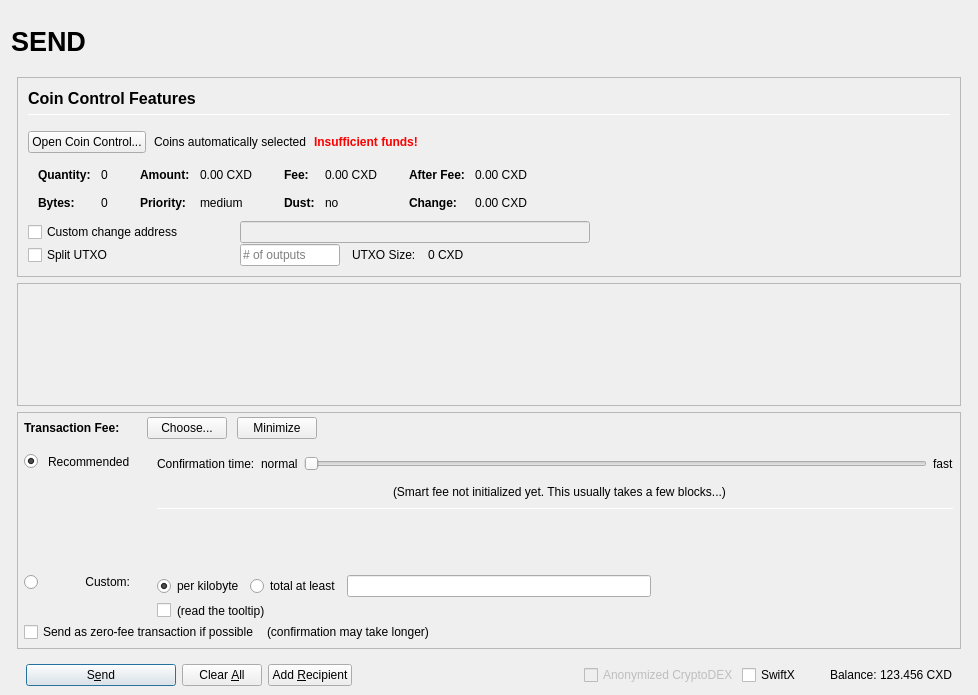
This is src/qt/forms/sendcoinsdialog.ui in 22388o/CryptoDEX as Qt 5 draws it before an edit. The edited form follows.
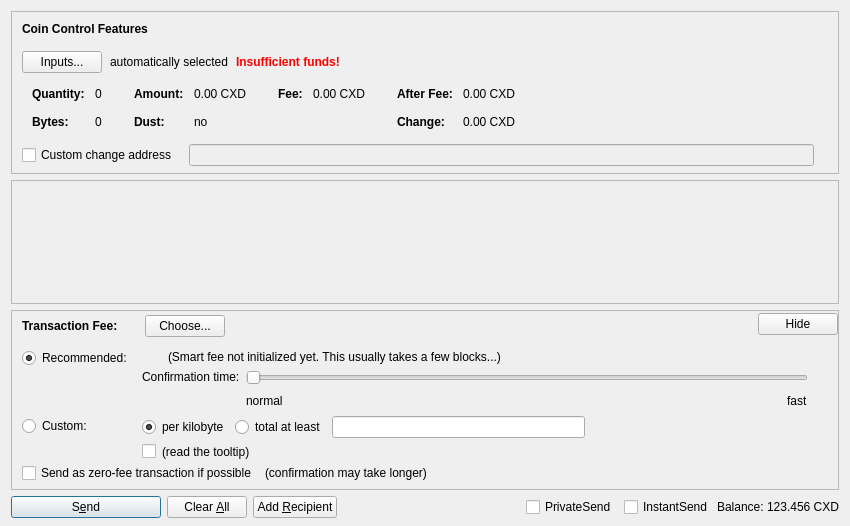
This is the edited form. Icons and pictures are not drawn. Custom widgets are drawn as their Qt base class.

Diff of the .ui file:
```diff
--- a/src/qt/forms/sendcoinsdialog.ui
+++ b/src/qt/forms/sendcoinsdialog.ui
@@ -2,155 +2,20 @@
 <ui version="4.0">
  <class>SendCoinsDialog</class>
  <widget class="QDialog" name="SendCoinsDialog">
-  <property name="enabled">
-   <bool>true</bool>
-  </property>
   <property name="geometry">
    <rect>
     <x>0</x>
     <y>0</y>
-    <width>978</width>
-    <height>695</height>
+    <width>850</width>
+    <height>526</height>
    </rect>
   </property>
   <property name="windowTitle">
    <string>Send Coins</string>
   </property>
-  <layout class="QVBoxLayout" name="verticalLayout" stretch="0">
+  <layout class="QVBoxLayout" name="verticalLayout" stretch="0,1,0,0">
    <property name="bottomMargin">
-    <number>9</number>
-   </property>
-   <item>
-    <layout class="QVBoxLayout" name="verticalLayout_Master" stretch="0,1">
-     <property name="spacing">
-      <number>0</number>
-     </property>
-     <property name="leftMargin">
-      <number>0</number>
-     </property>
-     <property name="topMargin">
-      <number>0</number>
-     </property>
-     <property name="rightMargin">
-      <number>0</number>
-     </property>
-     <property name="bottomMargin">
-      <number>0</number>
-     </property>
-     <item>
-      <widget class="QFrame" name="frame_Header">
-       <layout class="QVBoxLayout" name="verticalLayout_Header" stretch="0">
-        <property name="leftMargin">
-         <number>0</number>
-        </property>
-        <property name="topMargin">
-         <number>0</number>
-        </property>
-        <property name="rightMargin">
-         <number>0</number>
-        </property>
-        <property name="bottomMargin">
-         <number>0</number>
-        </property>
-        <item>
-         <layout class="QHBoxLayout" name="horizontalLayout_Header" stretch="1,0,1">
-          <property name="spacing">
-           <number>6</number>
-          </property>
-          <item>
-           <widget class="QLabel" name="labelOverviewHeaderLeft">
-            <property name="minimumSize">
-             <size>
-              <width>464</width>
-              <height>60</height>
-             </size>
-            </property>
-            <property name="maximumSize">
-             <size>
-              <width>16777215</width>
-              <height>60</height>
-             </size>
-            </property>
-            <property name="font">
-             <font>
-              <pointsize>20</pointsize>
-              <weight>75</weight>
-              <bold>true</bold>
-             </font>
-            </property>
-            <property name="text">
-             <string>SEND</string>
-            </property>
-            <property name="alignment">
-             <set>Qt::AlignLeading|Qt::AlignLeft|Qt::AlignVCenter</set>
-            </property>
-           </widget>
-          </item>
-          <item>
-           <spacer name="horizontalSpacer_Header">
-            <property name="orientation">
-             <enum>Qt::Horizontal</enum>
-            </property>
-            <property name="sizeHint" stdset="0">
-             <size>
-              <width>40</width>
-              <height>20</height>
-             </size>
-            </property>
-           </spacer>
-          </item>
-          <item>
-           <widget class="QLabel" name="labelOverviewHeaderRight">
-            <property name="minimumSize">
-             <size>
-              <width>464</width>
-              <height>60</height>
-             </size>
-            </property>
-            <property name="maximumSize">
-             <size>
-              <width>16777215</width>
-              <height>60</height>
-             </size>
-            </property>
-            <property name="font">
-             <font>
-              <pointsize>14</pointsize>
-             </font>
-            </property>
-            <property name="text">
-             <string/>
-            </property>
-            <property name="alignment">
-             <set>Qt::AlignRight|Qt::AlignTrailing|Qt::AlignVCenter</set>
-            </property>
-           </widget>
-          </item>
-         </layout>
-        </item>
-       </layout>
-      </widget>
-     </item>
-     <item>
-      <widget class="QFrame" name="frame_BG">
-       <property name="minimumSize">
-        <size>
-         <width>0</width>
-         <height>0</height>
-        </size>
-       </property>
-       <layout class="QVBoxLayout" name="layout_BG" stretch="0,0,0,0">
-        <property name="leftMargin">
-         <number>6</number>
-        </property>
-        <property name="topMargin">
-         <number>6</number>
-        </property>
-        <property name="rightMargin">
-         <number>6</number>
-        </property>
-        <property name="bottomMargin">
-         <number>0</number>
+    <number>8</number>
         </property>
         <item>
          <widget class="QFrame" name="frameCoinControl">
@@ -186,13 +51,12 @@
             <number>0</number>
            </property>
            <property name="bottomMargin">
-            <number>0</number>
+       <number>6</number>
            </property>
            <item>
-            <widget class="QFrame" name="frameCoinControl_BG">
-             <layout class="QVBoxLayout" name="verticalLayoutCoinControl" stretch="0,0,0,0,0,0">
+       <layout class="QVBoxLayout" name="verticalLayoutCoinControl" stretch="0,0,0,0,1">
               <property name="spacing">
-               <number>1</number>
+         <number>0</number>
               </property>
               <property name="leftMargin">
                <number>10</number>
@@ -206,11 +70,6 @@
                  <number>15</number>
                 </property>
                 <item>
-                 <layout class="QVBoxLayout" name="verticalLayout_3">
-                  <property name="spacing">
-                   <number>6</number>
-                  </property>
-                  <item>
                    <widget class="QLabel" name="labelCoinControlFeatures">
                     <property name="sizePolicy">
                      <sizepolicy hsizetype="Preferred" vsizetype="Maximum">
@@ -218,15 +77,8 @@
                       <verstretch>0</verstretch>
                      </sizepolicy>
                     </property>
-                    <property name="minimumSize">
-                     <size>
-                      <width>0</width>
-                      <height>20</height>
-                     </size>
-                    </property>
                     <property name="font">
                      <font>
-                      <pointsize>12</pointsize>
                       <weight>75</weight>
                       <bold>true</bold>
                      </font>
@@ -239,27 +91,6 @@
                     </property>
                    </widget>
                   </item>
-                  <item>
-                   <widget class="Line" name="line">
-                    <property name="minimumSize">
-                     <size>
-                      <width>0</width>
-                      <height>1</height>
-                     </size>
-                    </property>
-                    <property name="maximumSize">
-                     <size>
-                      <width>16777215</width>
-                      <height>1</height>
-                     </size>
-                    </property>
-                    <property name="orientation">
-                     <enum>Qt::Horizontal</enum>
-                    </property>
-                   </widget>
-                  </item>
-                 </layout>
-                </item>
                </layout>
               </item>
               <item>
@@ -276,7 +107,7 @@
                    <string notr="true"/>
                   </property>
                   <property name="text">
-                   <string>Open Coin Control...</string>
+             <string>Inputs...</string>
                   </property>
                   <property name="autoDefault">
                    <bool>false</bool>
@@ -286,7 +117,7 @@
                 <item>
                  <widget class="QLabel" name="labelCoinControlAutomaticallySelected">
                   <property name="text">
-                   <string>Coins automatically selected</string>
+             <string>automatically selected</string>
                   </property>
                   <property name="margin">
                    <number>5</number>
@@ -501,7 +332,7 @@
                       </widget>
                      </item>
                      <item row="1" column="0">
-                      <widget class="QLabel" name="labelCoinControlPriorityText">
+                <widget class="QLabel" name="labelCoinControlLowOutputText">
                        <property name="font">
                         <font>
                          <weight>75</weight>
@@ -509,12 +340,12 @@
                         </font>
                        </property>
                        <property name="text">
-                        <string>Priority:</string>
+                  <string>Dust:</string>
                        </property>
                       </widget>
                      </item>
                      <item row="1" column="1">
-                      <widget class="QLabel" name="labelCoinControlPriority">
+                <widget class="QLabel" name="labelCoinControlLowOutput">
                        <property name="cursor">
                         <cursorShape>IBeamCursor</cursorShape>
                        </property>
@@ -522,7 +353,7 @@
                         <enum>Qt::ActionsContextMenu</enum>
                        </property>
                        <property name="text">
-                        <string>medium</string>
+                  <string notr="true">no</string>
                        </property>
                        <property name="textInteractionFlags">
                         <set>Qt::LinksAccessibleByMouse|Qt::TextSelectableByKeyboard|Qt::TextSelectableByMouse</set>
@@ -580,35 +411,6 @@
                        </property>
                       </widget>
                      </item>
-                     <item row="1" column="0">
-                      <widget class="QLabel" name="labelCoinControlLowOutputText">
-                       <property name="font">
-                        <font>
-                         <weight>75</weight>
-                         <bold>true</bold>
-                        </font>
-                       </property>
-                       <property name="text">
-                        <string>Dust:</string>
-                       </property>
-                      </widget>
-                     </item>
-                     <item row="1" column="1">
-                      <widget class="QLabel" name="labelCoinControlLowOutput">
-                       <property name="cursor">
-                        <cursorShape>IBeamCursor</cursorShape>
-                       </property>
-                       <property name="contextMenuPolicy">
-                        <enum>Qt::ActionsContextMenu</enum>
-                       </property>
-                       <property name="text">
-                        <string>no</string>
-                       </property>
-                       <property name="textInteractionFlags">
-                        <set>Qt::LinksAccessibleByMouse|Qt::TextSelectableByKeyboard|Qt::TextSelectableByMouse</set>
-                       </property>
-                      </widget>
-                     </item>
                     </layout>
                    </item>
                    <item>
@@ -697,7 +499,7 @@
                </widget>
               </item>
               <item>
-               <layout class="QHBoxLayout" name="horizontalLayoutCoinControl4">
+         <layout class="QHBoxLayout" name="horizontalLayoutCoinControl4" stretch="0,0,0">
                 <property name="spacing">
                  <number>12</number>
                 </property>
@@ -705,31 +507,13 @@
                  <enum>QLayout::SetDefaultConstraint</enum>
                 </property>
                 <property name="topMargin">
-                 <number>0</number>
+           <number>5</number>
                 </property>
                 <property name="rightMargin">
-                 <number>0</number>
+           <number>5</number>
                 </property>
                 <item>
                  <widget class="QCheckBox" name="checkBoxCoinControlChange">
-                  <property name="sizePolicy">
-                   <sizepolicy hsizetype="Preferred" vsizetype="Preferred">
-                    <horstretch>0</horstretch>
-                    <verstretch>0</verstretch>
-                   </sizepolicy>
-                  </property>
-                  <property name="minimumSize">
-                   <size>
-                    <width>200</width>
-                    <height>0</height>
-                   </size>
-                  </property>
-                  <property name="maximumSize">
-                   <size>
-                    <width>200</width>
-                    <height>16777215</height>
-                   </size>
-                  </property>
                   <property name="toolTip">
                    <string>If this is activated, but the change address is empty or invalid, change will be sent to a newly generated address.</string>
                   </property>
@@ -744,30 +528,24 @@
                    <bool>false</bool>
                   </property>
                   <property name="sizePolicy">
-                   <sizepolicy hsizetype="Preferred" vsizetype="Preferred">
+             <sizepolicy hsizetype="Expanding" vsizetype="Fixed">
                     <horstretch>0</horstretch>
                     <verstretch>0</verstretch>
                    </sizepolicy>
                   </property>
-                  <property name="minimumSize">
-                   <size>
-                    <width>300</width>
-                    <height>0</height>
-                   </size>
-                  </property>
                  </widget>
                 </item>
                 <item>
                  <widget class="QLabel" name="labelCoinControlChangeLabel">
                   <property name="sizePolicy">
-                   <sizepolicy hsizetype="Preferred" vsizetype="Preferred">
+             <sizepolicy hsizetype="Preferred" vsizetype="Expanding">
                     <horstretch>0</horstretch>
                     <verstretch>0</verstretch>
                    </sizepolicy>
                   </property>
                   <property name="minimumSize">
                    <size>
-                    <width>100</width>
+              <width>0</width>
                     <height>0</height>
                    </size>
                   </property>
@@ -781,93 +559,6 @@
                 </item>
                </layout>
               </item>
-              <item>
-               <layout class="QHBoxLayout" name="horizontalLayoutCoinControl6">
-                <property name="spacing">
-                 <number>12</number>
-                </property>
-                <property name="rightMargin">
-                 <number>0</number>
-                </property>
-                <item>
-                 <widget class="QCheckBox" name="splitBlockCheckBox">
-                  <property name="sizePolicy">
-                   <sizepolicy hsizetype="Preferred" vsizetype="Preferred">
-                    <horstretch>0</horstretch>
-                    <verstretch>0</verstretch>
-                   </sizepolicy>
-                  </property>
-                  <property name="minimumSize">
-                   <size>
-                    <width>200</width>
-                    <height>0</height>
-                   </size>
-                  </property>
-                  <property name="maximumSize">
-                   <size>
-                    <width>200</width>
-                    <height>16777215</height>
-                   </size>
-                  </property>
-                  <property name="text">
-                   <string>Split UTXO</string>
-                  </property>
-                 </widget>
-                </item>
-                <item>
-                 <widget class="QLineEdit" name="splitBlockLineEdit">
-                  <property name="sizePolicy">
-                   <sizepolicy hsizetype="Preferred" vsizetype="Preferred">
-                    <horstretch>50</horstretch>
-                    <verstretch>0</verstretch>
-                   </sizepolicy>
-                  </property>
-                  <property name="minimumSize">
-                   <size>
-                    <width>100</width>
-                    <height>0</height>
-                   </size>
-                  </property>
-                  <property name="maximumSize">
-                   <size>
-                    <width>100</width>
-                    <height>16777215</height>
-                   </size>
-                  </property>
-                  <property name="placeholderText">
-                   <string># of outputs</string>
-                  </property>
-                 </widget>
-                </item>
-                <item>
-                 <widget class="QLabel" name="labelBlockSizeText">
-                  <property name="text">
-                   <string>UTXO Size:</string>
-                  </property>
-                 </widget>
-                </item>
-                <item>
-                 <widget class="QLabel" name="labelBlockSize">
-                  <property name="text">
-                   <string>0 CXD</string>
-                  </property>
-                 </widget>
-                </item>
-                <item>
-                 <spacer name="horizontalSpacer_7">
-                  <property name="orientation">
-                   <enum>Qt::Horizontal</enum>
-                  </property>
-                  <property name="sizeHint" stdset="0">
-                   <size>
-                    <width>40</width>
-                    <height>20</height>
-                   </size>
-                  </property>
-                 </spacer>
-                </item>
-               </layout>
-              </item>
               <item>
                <spacer name="verticalSpacerCoinControl">
                 <property name="orientation">
@@ -882,7 +573,6 @@
                </spacer>
               </item>
              </layout>
-            </widget>
            </item>
           </layout>
          </widget>
@@ -897,8 +587,8 @@
             <rect>
              <x>0</x>
              <y>0</y>
-             <width>944</width>
-             <height>68</height>
+        <width>830</width>
+        <height>69</height>
             </rect>
            </property>
            <layout class="QVBoxLayout" name="verticalLayout_2" stretch="0,1">
@@ -980,14 +670,11 @@
               <number>0</number>
              </property>
              <property name="leftMargin">
-              <number>6</number>
+         <number>10</number>
              </property>
              <property name="topMargin">
               <number>0</number>
              </property>
-             <property name="rightMargin">
-              <number>6</number>
-             </property>
              <item>
               <layout class="QHBoxLayout" name="horizontalLayoutFee1">
                <property name="bottomMargin">
@@ -1055,16 +742,6 @@
                      </property>
                     </widget>
                    </item>
-                   <item>
-                    <widget class="QPushButton" name="buttonMinimizeFee">
-                     <property name="toolTip">
-                      <string>collapse fee-settings</string>
-                     </property>
-                     <property name="text">
-                      <string>Minimize</string>
-                     </property>
-                    </widget>
-                   </item>
                   </layout>
                  </item>
                  <item>
@@ -1095,6 +772,16 @@
                  </property>
                 </spacer>
                </item>
+          <item>
+           <widget class="QPushButton" name="buttonMinimizeFee">
+            <property name="toolTip">
+             <string>collapse fee-settings</string>
+            </property>
+            <property name="text">
+             <string>Hide</string>
+            </property>
+           </widget>
+          </item>
               </layout>
              </item>
              <item>
@@ -1129,61 +816,7 @@
                   <property name="verticalSpacing">
                    <number>4</number>
                   </property>
-                  <item row="2" column="0">
-                   <layout class="QVBoxLayout" name="verticalLayoutFee4" stretch="0">
-                    <item>
-                     <spacer name="verticalSpacer_2">
-                      <property name="orientation">
-                       <enum>Qt::Vertical</enum>
-                      </property>
-                      <property name="sizeHint" stdset="0">
-                       <size>
-                        <width>1</width>
-                        <height>1</height>
-                       </size>
-                      </property>
-                     </spacer>
-                    </item>
-                   </layout>
-                  </item>
-                  <item row="3" column="0">
-                   <layout class="QVBoxLayout" name="verticalLayoutFee9" stretch="0,1">
-                    <item>
-                     <widget class="QRadioButton" name="radioCustomFee">
-                      <property name="text">
-                       <string/>
-                      </property>
-                      <attribute name="buttonGroup">
-                       <string notr="true">groupFee</string>
-                      </attribute>
-                     </widget>
-                    </item>
-                    <item>
-                     <spacer name="verticalSpacer_6">
-                      <property name="orientation">
-                       <enum>Qt::Vertical</enum>
-                      </property>
-                      <property name="sizeHint" stdset="0">
-                       <size>
-                        <width>1</width>
-                        <height>1</height>
-                       </size>
-                      </property>
-                     </spacer>
-                    </item>
-                   </layout>
-                  </item>
-                  <item row="3" column="1">
-                   <widget class="QLabel" name="labelCustomFee">
-                    <property name="text">
-                     <string>Custom:</string>
-                    </property>
-                    <property name="alignment">
-                     <set>Qt::AlignRight|Qt::AlignTop|Qt::AlignTrailing</set>
-                    </property>
-                   </widget>
-                  </item>
-                  <item row="3" column="4">
+             <item row="1" column="1">
                    <layout class="QVBoxLayout" name="verticalLayoutFee8">
                     <property name="spacing">
                      <number>6</number>
@@ -1282,27 +915,120 @@
                     </item>
                    </layout>
                   </item>
-                  <item row="1" column="1">
-                   <widget class="QLabel" name="labelSmartFee_2">
+             <item row="0" column="0">
+              <layout class="QVBoxLayout" name="verticalLayoutFee4" stretch="0,1">
+               <item>
+                <widget class="QRadioButton" name="radioSmartFee">
                     <property name="text">
-                     <string>Recommended</string>
-                    </property>
-                   </widget>
-                  </item>
-                  <item row="0" column="4" rowspan="3">
-                   <layout class="QVBoxLayout" name="verticalLayoutFee3" stretch="0,0,0,0,1,0">
+                  <string>Recommended:</string>
+                 </property>
+                 <property name="checked">
+                  <bool>true</bool>
+                 </property>
+                 <attribute name="buttonGroup">
+                  <string notr="true">groupFee</string>
+                 </attribute>
+                </widget>
+               </item>
+               <item>
+                <spacer name="verticalSpacer_2">
+                 <property name="orientation">
+                  <enum>Qt::Vertical</enum>
+                 </property>
+                 <property name="sizeHint" stdset="0">
+                  <size>
+                   <width>1</width>
+                   <height>1</height>
+                  </size>
+                 </property>
+                </spacer>
+               </item>
+              </layout>
+             </item>
+             <item row="1" column="0">
+              <layout class="QVBoxLayout" name="verticalLayoutFee9" stretch="0,1">
+               <item>
+                <widget class="QRadioButton" name="radioCustomFee">
+                 <property name="text">
+                  <string>Custom:</string>
+                 </property>
+                 <attribute name="buttonGroup">
+                  <string notr="true">groupFee</string>
+                 </attribute>
+                </widget>
+               </item>
+               <item>
+                <spacer name="verticalSpacer_6">
+                 <property name="orientation">
+                  <enum>Qt::Vertical</enum>
+                 </property>
+                 <property name="sizeHint" stdset="0">
+                  <size>
+                   <width>1</width>
+                   <height>1</height>
+                  </size>
+                 </property>
+                </spacer>
+               </item>
+              </layout>
+             </item>
+             <item row="0" column="1">
+              <layout class="QVBoxLayout" name="verticalLayoutFee3" stretch="0,0,1">
                     <property name="spacing">
                      <number>6</number>
                     </property>
                     <property name="topMargin">
                      <number>2</number>
                     </property>
-                    <property name="bottomMargin">
-                     <number>20</number>
-                    </property>
+               <item>
+                <layout class="QHBoxLayout" name="horizontalLayoutFee12">
+                 <item>
+                  <widget class="QLabel" name="labelSmartFee">
+                   <property name="text">
+                    <string/>
+                   </property>
+                   <property name="margin">
+                    <number>2</number>
+                   </property>
+                  </widget>
+                 </item>
+                 <item>
+                  <widget class="QLabel" name="labelFeeEstimation">
+                   <property name="text">
+                    <string/>
+                   </property>
+                  </widget>
+                 </item>
+                 <item>
+                  <widget class="QLabel" name="labelSmartFee2">
+                   <property name="text">
+                    <string>(Smart fee not initialized yet. This usually takes a few blocks...)</string>
+                   </property>
+                   <property name="margin">
+                    <number>2</number>
+                   </property>
+                  </widget>
+                 </item>
+                 <item>
+                  <spacer name="horizontalSpacer_5">
+                   <property name="orientation">
+                    <enum>Qt::Horizontal</enum>
+                   </property>
+                   <property name="sizeHint" stdset="0">
+                    <size>
+                     <width>1</width>
+                     <height>1</height>
+                    </size>
+                   </property>
+                  </spacer>
+                 </item>
+                </layout>
+               </item>
                     <item>
                      <layout class="QHBoxLayout" name="horizontalLayoutFee9">
                       <item>
+                  <layout class="QVBoxLayout" name="verticalLayoutFee6">
+                   <item>
                        <widget class="QLabel" name="labelSmartFee3">
                         <property name="text">
                          <string>Confirmation time:</string>
@@ -1313,23 +1039,27 @@
                        </widget>
                       </item>
                       <item>
-                       <widget class="QLabel" name="labelSmartFeeNormal">
-                        <property name="text">
-                         <string>normal</string>
-                        </property>
-                        <property name="margin">
-                         <number>2</number>
-                        </property>
-                       </widget>
-                      </item>
+                    <spacer name="verticalSpacer_3">
+                     <property name="orientation">
+                      <enum>Qt::Vertical</enum>
+                     </property>
+                     <property name="sizeHint" stdset="0">
+                      <size>
+                       <width>1</width>
+                       <height>1</height>
+                      </size>
+                     </property>
+                    </spacer>
+                   </item>
+                  </layout>
+                 </item>
+                 <item>
+                  <layout class="QVBoxLayout" name="verticalLayoutFee5">
+                   <property name="rightMargin">
+                    <number>30</number>
+                   </property>
                       <item>
                        <widget class="QSlider" name="sliderSmartFee">
-                        <property name="minimumSize">
-                         <size>
-                          <width>0</width>
-                          <height>24</height>
-                         </size>
-                        </property>
                         <property name="minimum">
                          <number>0</number>
                         </property>
@@ -1357,6 +1087,28 @@
                        </widget>
                       </item>
                       <item>
+                    <layout class="QHBoxLayout" name="horizontalLayoutFee10">
+                     <item>
+                      <widget class="QLabel" name="labelSmartFeeNormal">
+                       <property name="text">
+                        <string>normal</string>
+                       </property>
+                      </widget>
+                     </item>
+                     <item>
+                      <spacer name="horizontalSpacer_3">
+                       <property name="orientation">
+                        <enum>Qt::Horizontal</enum>
+                       </property>
+                       <property name="sizeHint" stdset="0">
+                        <size>
+                         <width>40</width>
+                         <height>20</height>
+                        </size>
+                       </property>
+                      </spacer>
+                     </item>
+                     <item>
                        <widget class="QLabel" name="labelSmartFeeFast">
                         <property name="text">
                          <string>fast</string>
@@ -1365,101 +1117,7 @@
                       </item>
                      </layout>
                     </item>
-                    <item>
-                     <layout class="QHBoxLayout" name="horizontalLayout_recommended_texts">
-                      <property name="spacing">
-                       <number>0</number>
-                      </property>
-                      <item>
-                       <spacer name="horizontalSpacer_8">
-                        <property name="orientation">
-                         <enum>Qt::Horizontal</enum>
-                        </property>
-                        <property name="sizeHint" stdset="0">
-                         <size>
-                          <width>40</width>
-                          <height>20</height>
-                         </size>
-                        </property>
-                       </spacer>
-                      </item>
-                      <item>
-                       <widget class="QLabel" name="labelFeeEstimation">
-                        <property name="text">
-                         <string/>
-                        </property>
-                        <property name="margin">
-                         <number>2</number>
-                        </property>
-                       </widget>
-                      </item>
-                      <item>
-                       <widget class="QLabel" name="labelSmartFee2">
-                        <property name="text">
-                         <string>(Smart fee not initialized yet. This usually takes a few blocks...)</string>
-                        </property>
-                        <property name="alignment">
-                         <set>Qt::AlignLeading|Qt::AlignLeft|Qt::AlignVCenter</set>
-                        </property>
-                        <property name="wordWrap">
-                         <bool>false</bool>
-                        </property>
-                        <property name="margin">
-                         <number>2</number>
-                        </property>
-                        <property name="indent">
-                         <number>-1</number>
-                        </property>
-                       </widget>
-                      </item>
-                      <item>
-                       <spacer name="horizontalSpacer_3">
-                        <property name="orientation">
-                         <enum>Qt::Horizontal</enum>
-                        </property>
-                        <property name="sizeHint" stdset="0">
-                         <size>
-                          <width>40</width>
-                          <height>20</height>
-                         </size>
-                        </property>
-                       </spacer>
-                      </item>
-                     </layout>
-                    </item>
-                    <item>
-                     <widget class="Line" name="line_2">
-                      <property name="minimumSize">
-                       <size>
-                        <width>0</width>
-                        <height>1</height>
-                       </size>
-                      </property>
-                      <property name="maximumSize">
-                       <size>
-                        <width>16777215</width>
-                        <height>1</height>
-                       </size>
-                      </property>
-                      <property name="orientation">
-                       <enum>Qt::Horizontal</enum>
-                      </property>
-                     </widget>
-                    </item>
-                    <item>
-                     <layout class="QHBoxLayout" name="horizontalLayoutFee12">
-                      <item>
-                       <spacer name="horizontalSpacer_5">
-                        <property name="orientation">
-                         <enum>Qt::Horizontal</enum>
-                        </property>
-                        <property name="sizeHint" stdset="0">
-                         <size>
-                          <width>1</width>
-                          <height>1</height>
-                         </size>
-                        </property>
-                       </spacer>
+                  </layout>
                       </item>
                      </layout>
                     </item>
@@ -1476,44 +1134,8 @@
                       </property>
                      </spacer>
                     </item>
-                    <item>
-                     <spacer name="verticalSpacer_3">
-                      <property name="orientation">
-                       <enum>Qt::Vertical</enum>
-                      </property>
-                      <property name="sizeHint" stdset="0">
-                       <size>
-                        <width>20</width>
-                        <height>40</height>
-                       </size>
-                      </property>
-                     </spacer>
-                    </item>
-                   </layout>
-                  </item>
-                  <item row="1" column="2">
-                   <widget class="QLabel" name="labelSmartFee">
-                    <property name="text">
-                     <string/>
-                    </property>
-                    <property name="margin">
-                     <number>2</number>
-                    </property>
-                   </widget>
-                  </item>
-                  <item row="1" column="0">
-                   <widget class="QRadioButton" name="radioSmartFee">
-                    <property name="text">
-                     <string/>
-                    </property>
-                    <property name="checked">
-                     <bool>true</bool>
-                    </property>
-                    <attribute name="buttonGroup">
-                     <string notr="true">groupFee</string>
-                    </attribute>
-                   </widget>
-                  </item>
+              </layout>
+             </item>
                  </layout>
                 </item>
                 <item>
@@ -1591,11 +1213,7 @@
          </widget>
         </item>
         <item>
-         <widget class="QFrame" name="frame_Send">
           <layout class="QHBoxLayout" name="horizontalLayout">
-           <property name="bottomMargin">
-            <number>0</number>
-           </property>
            <item>
             <widget class="QPushButton" name="sendButton">
              <property name="minimumSize">
@@ -1681,12 +1299,18 @@
               <number>3</number>
              </property>
              <item>
-              <widget class="QCheckBox" name="checkzCXD">
-               <property name="enabled">
-                <bool>false</bool>
+        <widget class="QCheckBox" name="checkUsePrivateSend">
+         <property name="minimumSize">
+          <size>
+           <width>95</width>
+           <height>0</height>
+          </size>
                </property>
                <property name="text">
-                <string>Anonymized CryptoDEX</string>
+          <string>PrivateSend</string>
+         </property>
+         <property name="checked">
+          <bool>false</bool>
                </property>
               </widget>
              </item>
@@ -1702,7 +1326,7 @@
                 </size>
                </property>
                <property name="text">
-                <string>SwiftX</string>
+          <string>InstantSend</string>
                </property>
               </widget>
              </item>
@@ -1735,12 +1359,6 @@
             </layout>
            </item>
           </layout>
-         </widget>
-        </item>
-       </layout>
-      </widget>
-     </item>
-    </layout>
    </item>
   </layout>
  </widget>
```
Left out of the diff: 24 changed lines with no effect on the pictures. Lines whose indentation alone changed are shown as unchanged.
